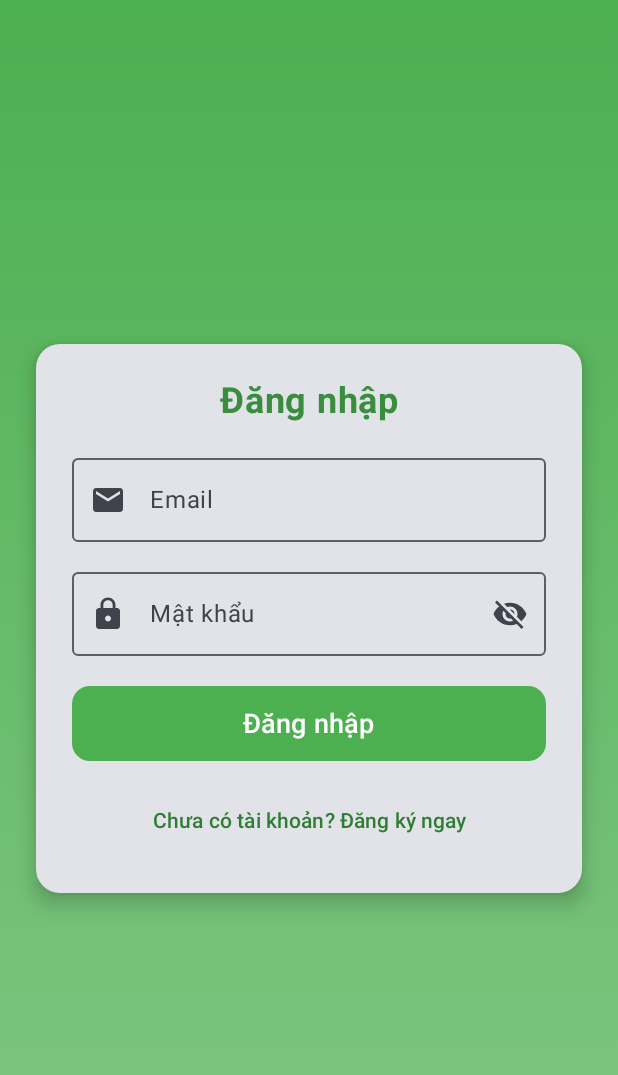
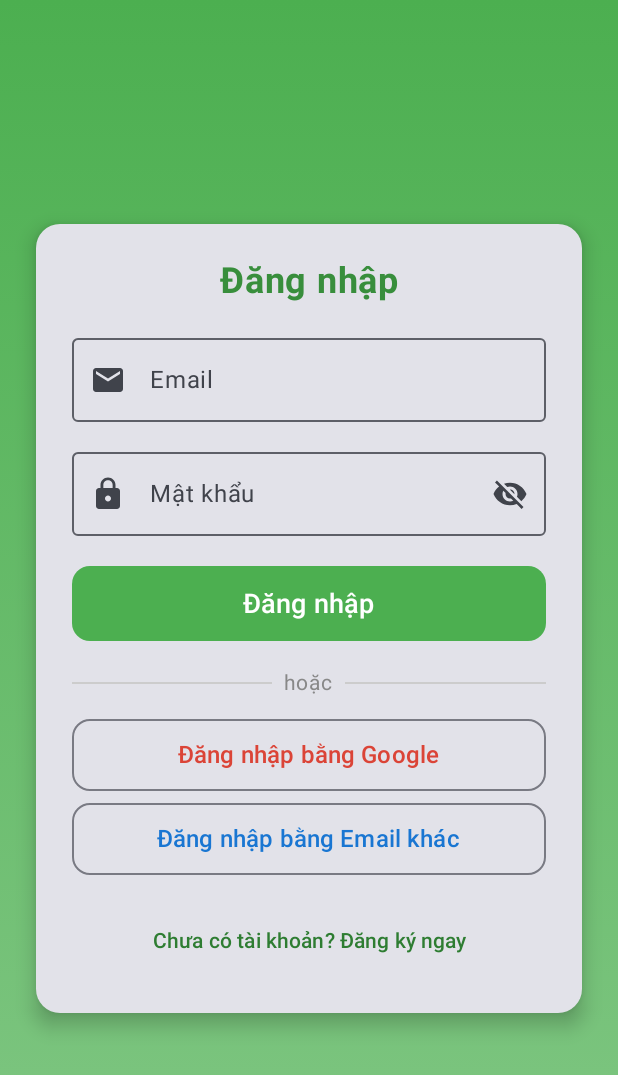
Before and after one commit to LeNguyenDuyCuong99zw/AppBusCitytracuutuyenxebuyt, an Android app built with Jetpack Compose: the composable LoginScreen shown on its own in the app's theme, after a tap on "Đăng nhập", on a phone screen of 412 x 824 dp. Shown: the top 1075 px of the screen. Run offline under Robolectric (Android 15) with nearby library versions, the phone set to English and light mode, and no system bars.

Commit message:
update đăng nhập bằng google + email + đăng xuất

```diff
--- a/app/src/main/AndroidManifest.xml
+++ b/app/src/main/AndroidManifest.xml
@@ -15,7 +15,7 @@
         android:supportsRtl="true"
         android:theme="@style/Theme.BusCity">
         <activity
-            android:name=".MainActivity"
+            android:name=".ui.login.LoginActivity"
             android:exported="true"
             android:label="@string/app_name"
             android:theme="@style/Theme.BusCity">
--- a/app/src/main/java/com/map/buscity/ui/login/LoginActivity.kt
+++ b/app/src/main/java/com/map/buscity/ui/login/LoginActivity.kt
@@ -29,6 +29,7 @@ import androidx.compose.ui.unit.dp
 import androidx.compose.ui.unit.sp
 import com.map.buscity.ui.register.RegisterActivity
 import com.map.buscity.ui.account.HomeActivity
+import android.widget.Toast
 
 class LoginActivity : ComponentActivity() {
     override fun onCreate(savedInstanceState: Bundle?) {
@@ -119,7 +120,6 @@ fun LoginScreen() {
                 // Nút đăng nhập
                 Button(
                     onClick = {
-                        // Khi đăng nhập → chuyển sang HomeActivity
                         context.startActivity(Intent(context, HomeActivity::class.java))
                     },
                     modifier = Modifier
@@ -132,6 +132,54 @@ fun LoginScreen() {
                 }
 
                 Spacer(modifier = Modifier.height(16.dp))
+
+                // Đường kẻ "hoặc"
+                Row(
+                    modifier = Modifier.fillMaxWidth(),
+                    verticalAlignment = Alignment.CenterVertically
+                ) {
+                    Divider(modifier = Modifier.weight(1f), color = Color.LightGray)
+                    Text(
+                        "  hoặc  ",
+                        fontSize = 14.sp,
+                        color = Color.Gray
+                    )
+                    Divider(modifier = Modifier.weight(1f), color = Color.LightGray)
+                }
+
+                Spacer(modifier = Modifier.height(12.dp))
+
+                // Nút đăng nhập bằng Google (placeholder)
+                OutlinedButton(
+                    onClick = {
+                        Toast.makeText(context, "Đăng nhập bằng Google chưa được tích hợp", Toast.LENGTH_SHORT).show()
+                    },
+                    modifier = Modifier
+                        .fillMaxWidth()
+                        .height(48.dp),
+                    shape = RoundedCornerShape(12.dp),
+                    colors = ButtonDefaults.outlinedButtonColors(contentColor = Color(0xFFDB4437))
+                ) {
+                    Text("Đăng nhập bằng Google", fontSize = 16.sp)
+                }
+
+                Spacer(modifier = Modifier.height(8.dp))
+
+                // Nút đăng nhập bằng Email khác (placeholder)
+                OutlinedButton(
+                    onClick = {
+                        Toast.makeText(context, "Đăng nhập bằng Email khác chưa được tích hợp", Toast.LENGTH_SHORT).show()
+                    },
+                    modifier = Modifier
+                        .fillMaxWidth()
+                        .height(48.dp),
+                    shape = RoundedCornerShape(12.dp),
+                    colors = ButtonDefaults.outlinedButtonColors(contentColor = Color(0xFF1976D2))
+                ) {
+                    Text("Đăng nhập bằng Email khác", fontSize = 16.sp)
+                }
+
+                Spacer(modifier = Modifier.height(20.dp))
 
                 // Chuyển sang đăng ký
                 TextButton(
```
Also changed, not shown: app/src/main/java/com/map/buscity/ui/account/HomeActivity.kt (+24 -2 lines).
